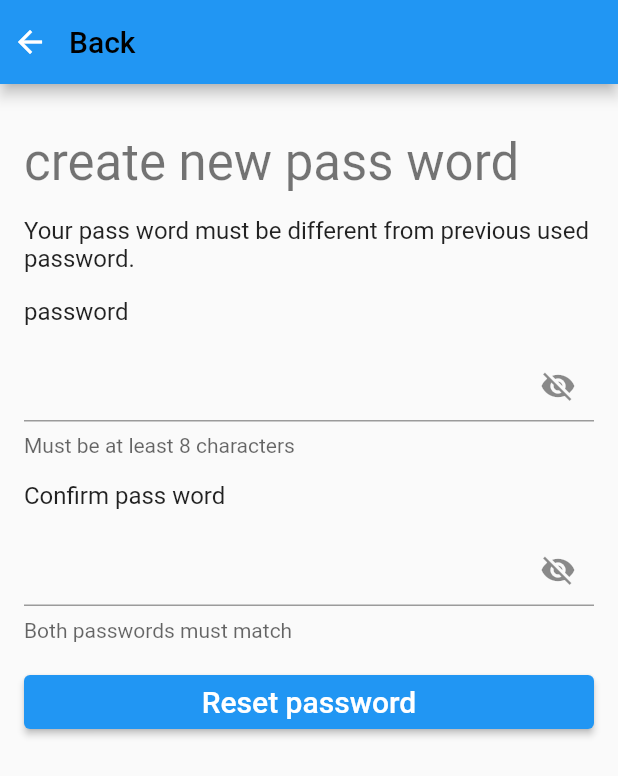
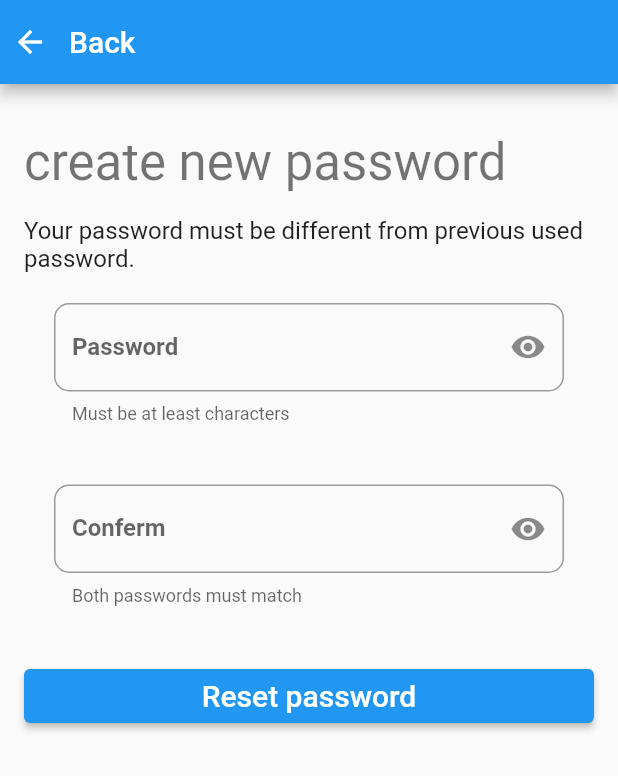
Before and after one commit to Habibakhali/AQUA, a Flutter app: the PassWordReset screen opened by its route, on a phone screen of 412 x 824 dp. Shown: the top 776 px of the screen. Run offline on Flutter 3.47's test engine with Material 2 defaults, Android fonts, the phone set to English and light mode, and no system bars.

Commit message:
edit reset password screen add constructor for graduated to make copy for all login

```diff
--- a/lib/graduated/create_new_pass_word.dart
+++ b/lib/graduated/create_new_pass_word.dart
@@ -1,5 +1,5 @@
-import 'package:flutter/cupertino.dart';
 import 'package:flutter/material.dart';
+import 'package:project/type_of_textfeild/password_textfield.dart';
 
 class PassWordReset extends StatefulWidget {
   //const PassWordReset({Key? key}) : super(key: key);
@@ -10,19 +10,17 @@ class PassWordReset extends StatefulWidget {
 }
 
 class _PassWordResetState extends State<PassWordReset> {
+  bool visubility = true;
+
   @override
   Widget build(BuildContext context) {
     return Scaffold(
       appBar: AppBar(
         title: Text(
           'Back',
-          style: TextStyle(color: Colors.black),
+          style: TextStyle(color: Colors.white),
         ),
         leadingWidth: 30,
-        leading: IconButton(
-          icon: Icon(Icons.arrow_back),
-          onPressed: () {},
-        ),
       ),
       body: Padding(
           padding: EdgeInsets.all(16),
@@ -32,82 +30,31 @@ class _PassWordResetState extends State<PassWordReset> {
                 height: 16,
               ),
               Text(
-                "create new pass word",
-                style: Theme
-                    .of(context)
-                    .textTheme
-                    .headline4,
+                "create new password",
+                style: Theme.of(context).textTheme.headline4,
               ),
               SizedBox(
                 height: 16,
               ),
               Text(
-                "Your pass word must be different from previous used password.",
-                style: Theme
-                    .of(context)
-                    .textTheme
-                    .subtitle1,
+                "Your password must be different from previous used password.",
+                style: Theme.of(context).textTheme.subtitle1,
               ),
+              PasswordTextField('Password', '', 'Must be at least characters'),
+              PasswordTextField('Conferm', '', 'Both passwords must match'),
               SizedBox(
                 height: 16,
               ),
-              Text(
-                "password",
-                style: Theme
-                    .of(context)
-                    .textTheme
-                    .subtitle1,
-              ),
-              SizedBox(
-                height: 16,
-              ),
-              TextFormField(
-                obscureText: true,
-                decoration: InputDecoration(
-                  helperText: "Must be at least 8 characters",
-                  helperStyle: TextStyle(
-                    fontSize: 14,
-                  ),
-                  suffixIcon: IconButton(
-                    onPressed: () {},
-                    icon: Icon(Icons.visibility_off),
-                  ),
-                ),
-              ),
-              SizedBox(
-                height: 16,
-              ),
-              Text(
-                "Confirm pass word",
-                style: Theme
-                    .of(context)
-                    .textTheme
-                    .subtitle1,
-              ),
-              SizedBox(
-                height: 16,
-              ),
-              TextFormField(
-                obscureText: true,
-                decoration: InputDecoration(
-                  helperText: "Both passwords must match",
-                  helperStyle: TextStyle(
-                    fontSize: 14,
-                  ),
-                  suffixIcon: IconButton(
-                    onPressed: () {},
-                    icon: Icon(Icons.visibility_off),
-                  ),
-                ),
-              ),
-              SizedBox(
-                height: 16,
-              ),
-              ElevatedButton(onPressed:(){},
-                  child: Text('Reset password',style: TextStyle(
-                    fontSize: 20,
+              ElevatedButton(
+                  onPressed: () {
 
-                  ),))
+                  },
+                  child: Text(
+                    'Reset password',
+                    style: TextStyle(
+                      fontSize: 20,
+                    ),
+                  ))
             ],
           )),
     );
--- a/lib/graduated/signup.dart
+++ b/lib/graduated/signup.dart
@@ -3,14 +3,14 @@ import 'package:project/graduated/graduated_login.dart';
 import 'package:project/type_of_textfeild/password_textfield.dart';
 import 'package:project/type_of_textfeild/text_field.dart';
 
-class SignUp extends StatefulWidget {
+class SignUpGraduated extends StatefulWidget {
   static const String routeName = 'signup';
 
   @override
-  State<SignUp> createState() => _SignUpState();
+  State<SignUpGraduated> createState() => _SignUpGraduatedState();
 }
 
-class _SignUpState extends State<SignUp> {
+class _SignUpGraduatedState extends State<SignUpGraduated> {
   List<String> items = ['1', '2', '3', '4'];
   String? selectedItem = '1';
 
@@ -73,9 +73,9 @@ class _SignUpState extends State<SignUp> {
                     onChanged: (item) => setState(() => selectedItem = item),
                   ),
                 ),
-                PasswordTextField('Password', 'Enter your password'),
+                PasswordTextField('Password', 'Enter your password',''),
                 PasswordTextField(
-                    'Confirm Password', 'Enter your the same password'),
+                    'Confirm Password', 'Enter your the same password',''),
                 Container(
                   width: 250,
                   child: ElevatedButton(
--- a/lib/main.dart
+++ b/lib/main.dart
@@ -22,11 +22,11 @@ class MyApp extends StatelessWidget {
       initialRoute: SelectionPart.routename,
       routes: {
         SelectionPart.routename: (_) => SelectionPart(),
-        GraduatedLogIn.routeName: (_) => GraduatedLogIn(),
+        GraduatedLogIn.routeName: (_) => GraduatedLogIn(SignUpGraduated.routeName),
         StudentLogin.routeName: (_) => StudentLogin(),
         DoctorLogin.routeName: (_) => DoctorLogin(),
         AssistantLogin.routeName: (_) => AssistantLogin(),
-        SignUp.routeName: (_) => SignUp(),
+        SignUpGraduated.routeName: (_) => SignUpGraduated(),
         otpForm.routeName:(_)=>otpForm(),
     PassWordReset.routeName:(_) => PassWordReset(),
       },
--- a/lib/type_of_textfeild/password_textfield.dart
+++ b/lib/type_of_textfeild/password_textfield.dart
@@ -3,7 +3,8 @@ import 'package:flutter/material.dart';
 class PasswordTextField extends StatefulWidget {
   String hint;
   String label;
-  PasswordTextField(this.label,this.hint);
+  String help;
+  PasswordTextField(this.label,this.hint,this.help);
 
   @override
   State<PasswordTextField> createState() => _PasswordTextFieldState();
@@ -30,6 +31,7 @@ class _PasswordTextFieldState extends State<PasswordTextField> {
             label: Text(widget.label),
             labelStyle: TextStyle(fontWeight: FontWeight.bold),
             hintText: widget.hint,
+            helperText: widget.help,
             hintStyle: TextStyle(color: Color.fromRGBO(0, 0, 0, 0.5)),
             border: OutlineInputBorder(
               borderRadius: BorderRadius.circular(10),
```
Also changed, not shown: lib/graduated/graduated_login.dart (+9 -10 lines), lib/select.dart (+8 -2 lines), lib/selection_button.dart (+6 -15 lines).
